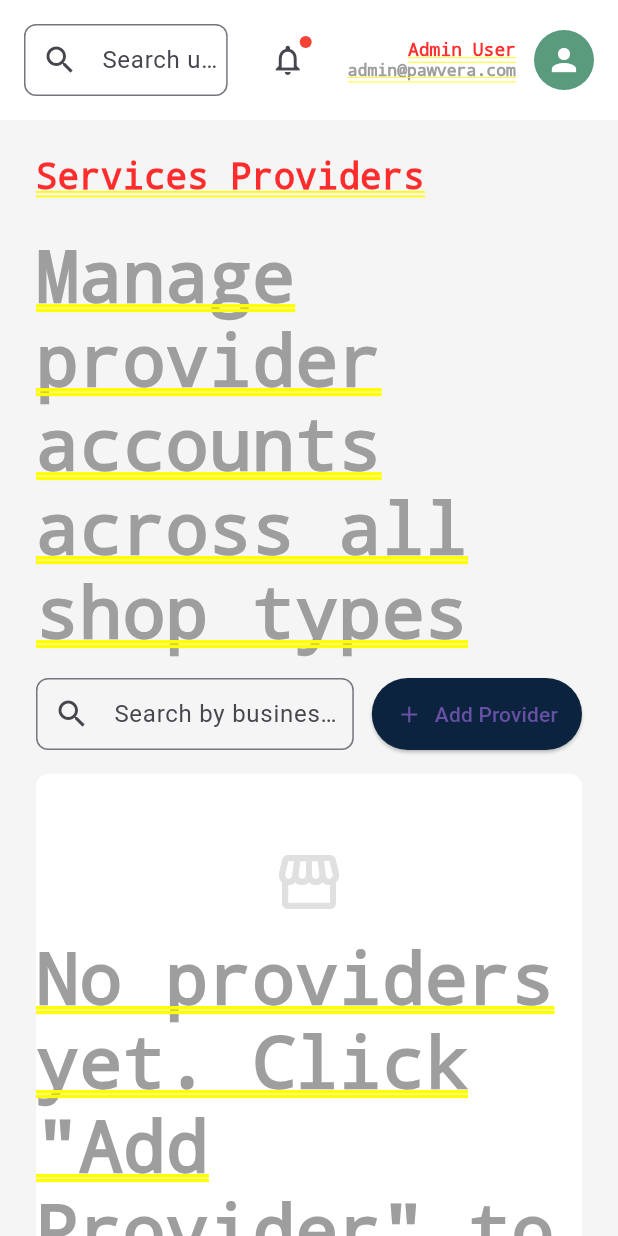
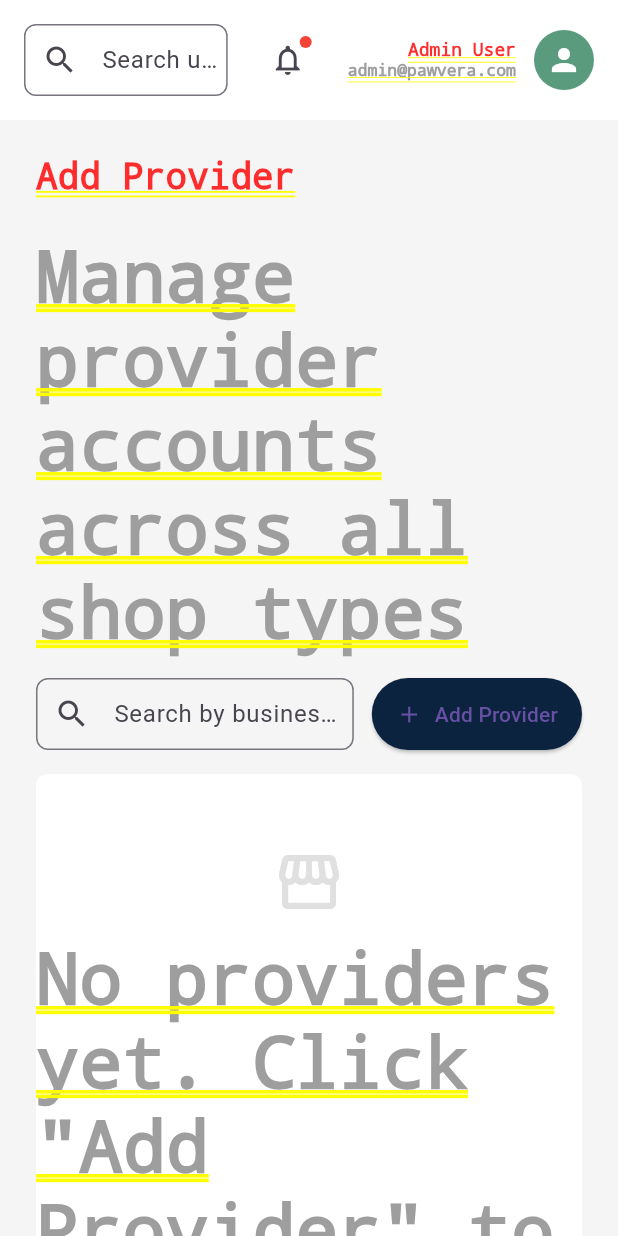
Before and after one commit to RamaAlkhatib2/pawvera_admin, a Flutter app: the ServiceShopsPage screen opened directly with empty values, on a phone screen of 412 x 824 dp. Run offline on Flutter 3.47's test engine with Material 3 defaults, Android fonts, the phone set to English and light mode, and no system bars; our stand-ins replace cloud_firestore, firebase_auth, firebase_core; accounts and stored records are empty.

Commit message:
Update Service Providers page title and sidebar navigation

```diff
--- a/lib/pages/service_shops_page.dart
+++ b/lib/pages/service_shops_page.dart
@@ -401,7 +401,7 @@ class _ServiceShopsPageState extends State<ServiceShopsPage> {
   @override
   Widget build(BuildContext context) {
     return PageScaffold(
-      title: 'Services Providers',
+      title: 'Add Provider',
       onNavigate: widget.onNavigate,
       child: Column(
         crossAxisAlignment: CrossAxisAlignment.start,
--- a/lib/widgets/app_sidebar.dart
+++ b/lib/widgets/app_sidebar.dart
@@ -92,14 +92,14 @@ class AppSidebar extends StatelessWidget {
                   ),
                   _navItem(icon: Icons.people, label: 'Users', page: 'users'),
                   _navItem(
+                    icon: Icons.health_and_safety,
+                    label: 'Add Provider',
+                    page: 'services',
+                  ),
+                  _navItem(
                     icon: Icons.store,
                     label: 'Pet Supplies Stores',
                     page: 'stores',
-                  ),
-                  _navItem(
-                    icon: Icons.health_and_safety,
-                    label: 'Services Providers',
-                    page: 'services',
                   ),
                   _navItem(
                     icon: Icons.storefront,
```
